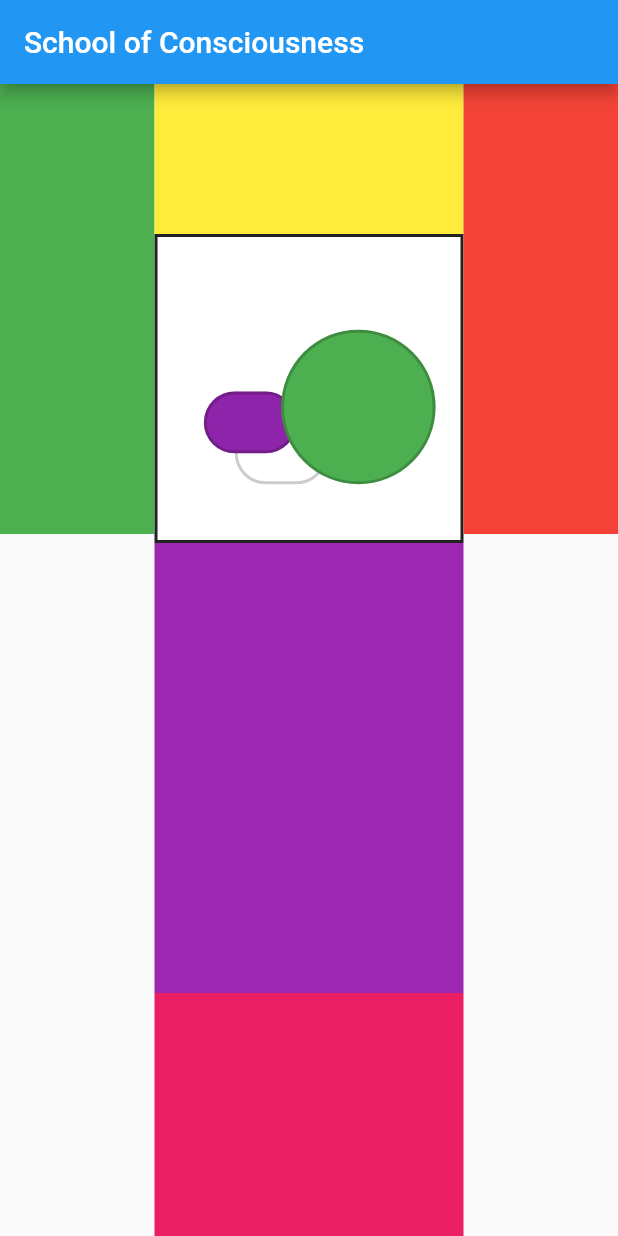
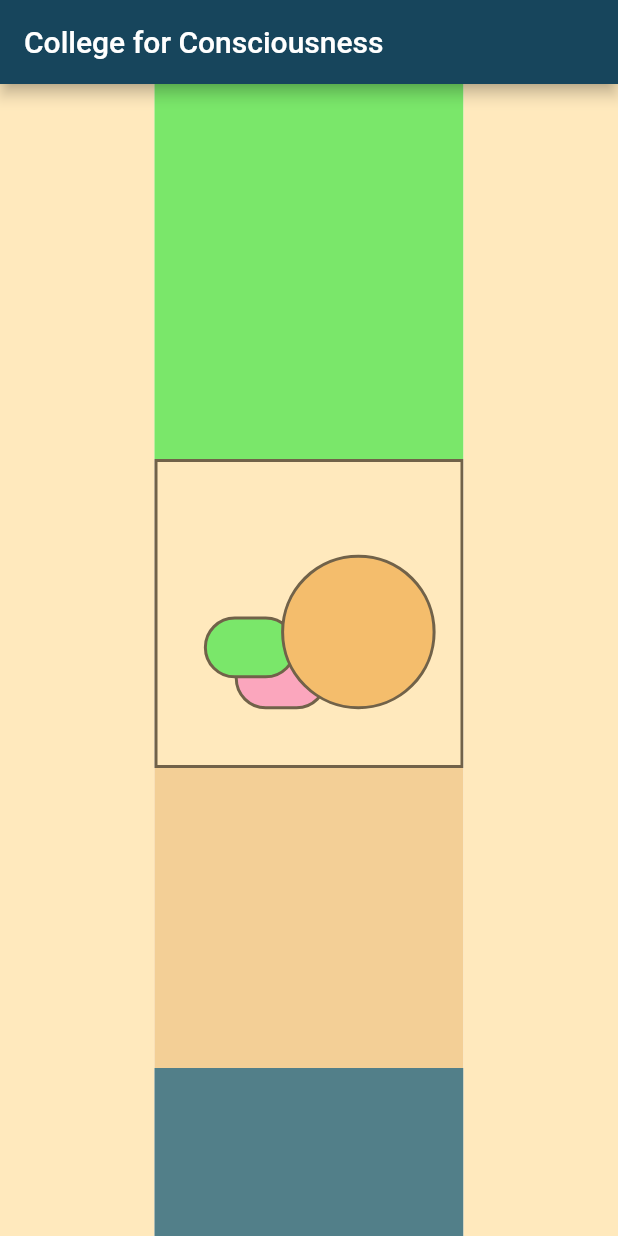
Before and after one commit to justine-nicole/college_for_consciousness, a Flutter app: the screen it shows after launch, on a phone screen of 412 x 824 dp. Run offline on Flutter 3.47's test engine with Material 2 defaults, Android fonts, the phone set to English and light mode, and no system bars; our stand-ins replace google_fonts.

Commit message:
beautifying for demo

```diff
--- a/lib/main.dart
+++ b/lib/main.dart
@@ -1,7 +1,13 @@
+// import 'dart:html';
 import 'dart:math' as math;
+import 'package:college_for_consciousness/app/app_colors.dart';
+import 'package:college_for_consciousness/app/app_strings.dart';
 import 'package:flutter/material.dart';
 
+
 import 'package:flutter/gestures.dart';
+
+
 
 class Home extends StatefulWidget {
   Home({
@@ -95,7 +101,7 @@ class _HomeState extends State<Home> {
       height: double.infinity,
       width: _windowWidth,
       alignment: Alignment.center,
-      color: Color(0xFFF9F9F9),
+      color: AppColors.palePeachPage,
 
       /// Page Area Full Width
       child: Center(
@@ -133,8 +139,10 @@ class _HomeState extends State<Home> {
 
 
             child:     Scaffold(
+              //this is the appbar that's getting picked up/////////////////////
               appBar: AppBar(
-                title: Text('School of Consciousness'),
+                title: Text('College for Consciousness'),
+                backgroundColor: AppColors.clearNavy,
               ),
               body: SingleChildScrollView(
                 physics: NeverScrollableScrollPhysics(),
@@ -146,23 +154,24 @@ class _HomeState extends State<Home> {
                     children: [
                       Expanded(
                         flex: 1,
+                        // LEFT COLUMN ZONE ////////////////////////////////////
                         child: Container(
-                          height: 300,
-                          color: Colors.green,
+                          height: 955,
+                          color: AppColors.palePeachPage,
                         ),
                       ),
                       Expanded(
                         flex: 2,
                         child:
-
                         Column(
                           mainAxisSize: MainAxisSize.min,
                           mainAxisAlignment: MainAxisAlignment.start,
                           crossAxisAlignment: CrossAxisAlignment.stretch,
                           children: [
+                            // HERO SECTION ////////////////////////////////////
                             Container(
-                              height: 100,
-                              color: Colors.yellow,
+                              height: 250,
+                              color: AppColors.brightLime,
                             ),
                             Flexible(
                               child: LayoutBuilder(
@@ -180,16 +189,18 @@ class _HomeState extends State<Home> {
                             ),
                             Flexible(
                               flex: 1,
+                              // SECTION B BELOW MAP /////////////////////////////////////
                               child: Container(
-                                height: 300,
-                                color: Colors.purple,
+                                height: 200,
+                                color: AppColors.truePeach,
                               ),
                             ),
                             Flexible(
                               flex: 1,
+                              // SECTION C BELOW MAP ///////////////////////////////////////
                               child: Container(
-                                height: 300,
-                                color: Colors.pink,
+                                height: 200,
+                                color: AppColors.duskyBlue,
                               ),
                             ),
                           ],
@@ -197,9 +208,10 @@ class _HomeState extends State<Home> {
                       ),
                       Expanded(
                         flex: 1,
+                        //RIGHT COLUMN ZONE ////////////////////////////////////
                         child: Container(
-                          height: 300,
-                          color: Colors.red,
+                          height: 955,
+                          color: AppColors.palePeachPage,
                         ),
                       ),
                     ],
@@ -236,7 +248,8 @@ class MyApp extends StatelessWidget {
       //*****************************************
       // This is the title that will appear inside the browser tab
       //*****************************************
-      title: 'Clickable Image Map',
+      title: AppStrings.appBarTitle,
+
       home: Material(child: Home()),
     );
   }
@@ -273,7 +286,7 @@ class _ClickableImageMapState extends State<ClickableImageMap> {
     return Scaffold(
       appBar: AppBar(
         title: Text('College For Consciousness'),
-        backgroundColor: Colors.teal,
+        backgroundColor: AppColors.clearNavy,
       ),
       body: Container(
         alignment: Alignment.topCenter,
@@ -281,9 +294,9 @@ class _ClickableImageMapState extends State<ClickableImageMap> {
           crossAxisAlignment: CrossAxisAlignment.start,
           children: [
             Expanded(
-              flex: 1,
+              flex: 2,
               child: Container(
-                height: 300,
+                height: 500,
                 color: Colors.green,
               ),
             ),
@@ -293,9 +306,10 @@ class _ClickableImageMapState extends State<ClickableImageMap> {
                 mainAxisAlignment: MainAxisAlignment.start,
                 crossAxisAlignment: CrossAxisAlignment.stretch,
                 children: [
+                  // AREA BEHIND CLICKABLE MAP /////////////////////////////////
                   Container(
                     height: 100,
-                    color: Colors.yellow,
+                    color: AppColors.palePeachPage,
                   ),
                   LayoutBuilder(
                     builder: (BuildContext ctx, BoxConstraints constraints) {
@@ -311,13 +325,15 @@ class _ClickableImageMapState extends State<ClickableImageMap> {
                   ),
                   Expanded(
                     flex: 1,
+                    // where is this???  //////////////////////////////////////////////
                     child: Container(
                       height: 300,
                       color: Colors.purple,
+                      ),
                     ),
-                  ),
                   Expanded(
                     flex: 1,
+                    // where is this??? /////////////////////////////////////////////
                     child: Container(
                       height: 300,
                       color: Colors.pink,
@@ -328,6 +344,7 @@ class _ClickableImageMapState extends State<ClickableImageMap> {
             ),
             Expanded(
               flex: 1,
+              // where is this? /////////////////////////////////////////////////////
               child: Container(
                 height: 300,
                 color: Colors.red,
@@ -340,6 +357,7 @@ class _ClickableImageMapState extends State<ClickableImageMap> {
   }
 }
 
+// CLICKABLE MAP AREA /////////////////////////////////////////////////////////////////////////////
 class ClickableMap extends StatelessWidget {
   const ClickableMap({
     Key key,
@@ -362,10 +380,10 @@ class ClickableMap extends StatelessWidget {
         height: _sizeReferenceNumber,
         width: _sizeReferenceNumber,
         decoration: BoxDecoration(
-          color: Colors.white,
+          color: AppColors.palePeachPage,
           border: Border.all(
             width: 2,
-            color: Colors.black87,
+            color: AppColors.darkTan,
           ),
         ),
         //*****************************************
@@ -374,7 +392,7 @@ class ClickableMap extends StatelessWidget {
         child: Stack(
           children: <Widget>[
             //*****************************************
-            // Layer one, the lowest white shape
+            // Layer one, the lowest partial oval shape
             //*****************************************
             LayerItem(
                 callback: () => print('Layer 1'),
@@ -382,12 +400,12 @@ class ClickableMap extends StatelessWidget {
                 left: _sizeReferenceNumber * 0.25,
                 height: _sizeReferenceNumber * 0.2,
                 width: _sizeReferenceNumber * 0.3,
-                color: Colors.white,
-                borderColor: Color(0x33000000),
+                color: AppColors.lightPink,
+                borderColor: AppColors.darkTan,
                 borderWidth: 2,
                 borderRadius: _sizeReferenceNumber * 0.1),
             //*****************************************
-            // Layer two, the middle-height white shape
+            // Layer two, the oval shape
             //*****************************************
             LayerItem(
               callback: () => print('Layer 2'),
@@ -395,13 +413,13 @@ class ClickableMap extends StatelessWidget {
               left: _sizeReferenceNumber * 0.15,
               height: _sizeReferenceNumber * 0.2,
               width: _sizeReferenceNumber * 0.3,
-              color: Color(0xFF8E24AA),
-              borderColor: Color(0x33000000),
+              color: AppColors.brightLime,
+              borderColor: AppColors.darkTan,
               borderWidth: 2,
               borderRadius: _sizeReferenceNumber * 0.1,
             ),
             //*****************************************
-            // Layer three, the translucent purple shape
+            // Layer three, the circle shape
             //*****************************************
             LayerItem(
               callback: () => print('Layer 3'),
@@ -409,8 +427,8 @@ class ClickableMap extends StatelessWidget {
               left: _sizeReferenceNumber * 0.4,
               height: _sizeReferenceNumber * 0.5,
               width: _sizeReferenceNumber * 0.5,
-              color: Colors.green,
-              borderColor: Color(0x33000000),
+              color: AppColors.lightOrange,
+              borderColor: AppColors.darkTan,
               borderWidth: 2,
               borderRadius: _sizeReferenceNumber * 0.25,
             ),
```
